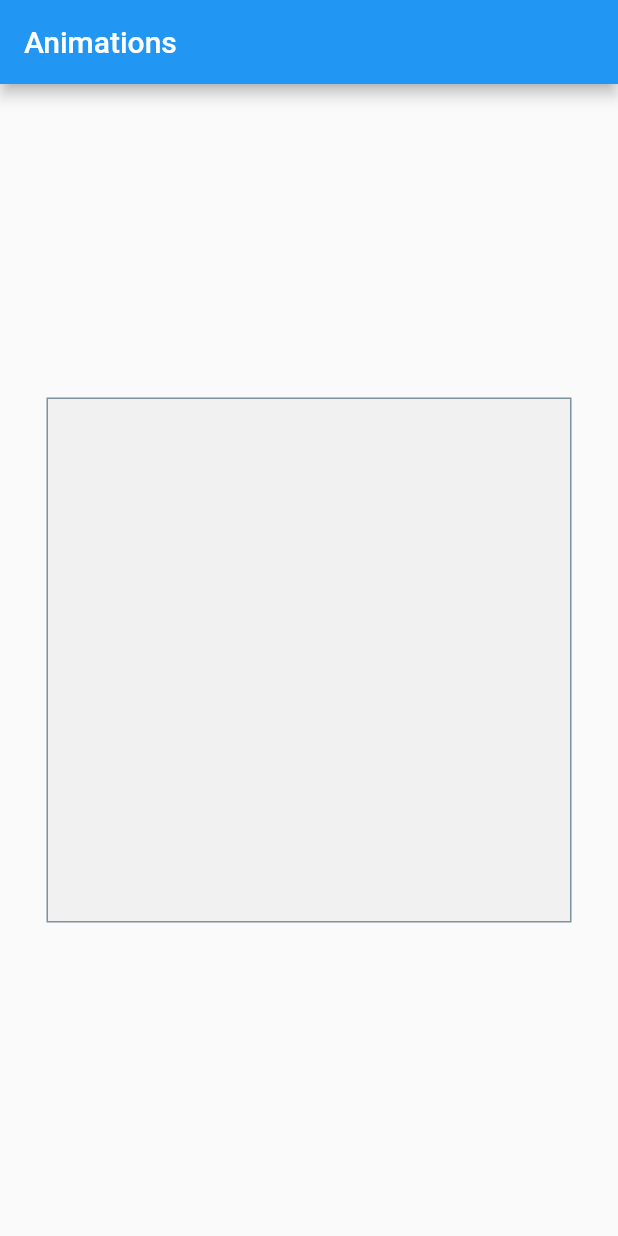
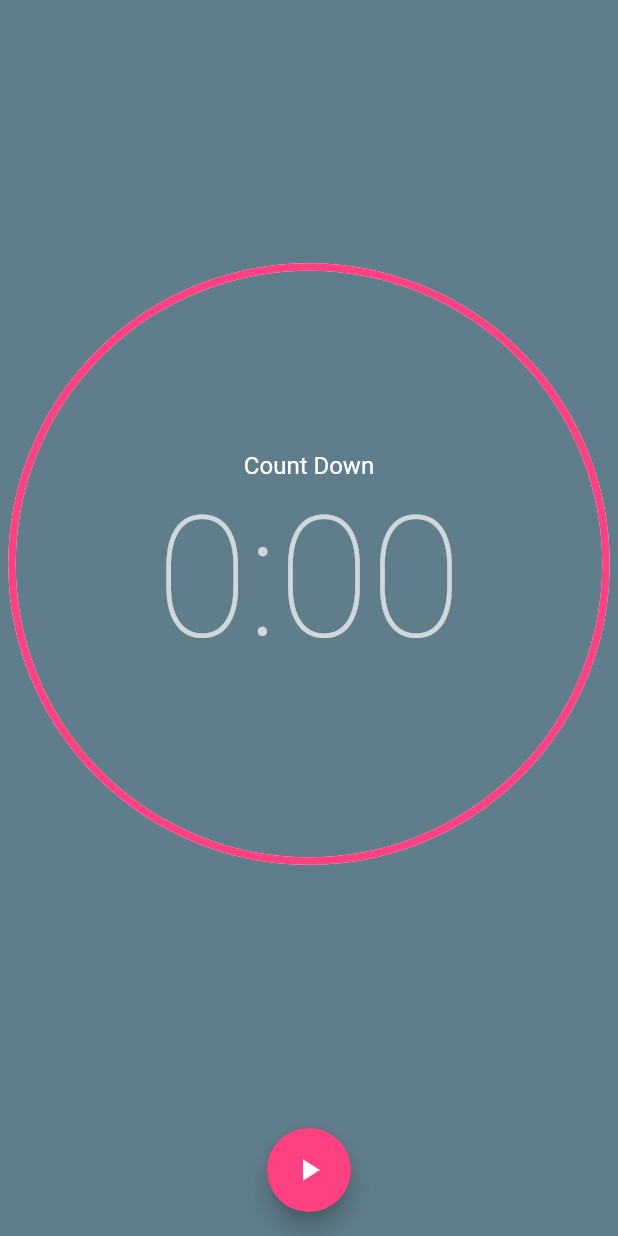
Before and after one commit to itcloudy/chat_app, a Flutter app: the screen it shows after launch, on a phone screen of 412 x 824 dp. Run offline on Flutter 3.47's test engine with Material 2 defaults, Android fonts, the phone set to English and light mode, and no system bars.

Commit message:
Building a Countdown Timer with a Custom Painter and Animations in Dart's Flutter Framework

```diff
--- a/lib/main.dart
+++ b/lib/main.dart
@@ -2,210 +2,163 @@
 // Use of this source code is governed by a MIT style
 // license that can be found in the LICENSE file.
 import 'package:flutter/material.dart';
-import 'dart:async';
-import 'package:flutter/scheduler.dart';
+import 'dart:math' as math;
 
-void main() => runApp(MyApp());
+
+void main() => runApp( MaterialApp(
+  home: MyApp(),
+  theme: ThemeData(
+    canvasColor: Colors.blueGrey,
+    iconTheme: IconThemeData(
+      color: Colors.white,
+    ),
+    accentColor: Colors.pinkAccent,
+    brightness: Brightness.dark,
+  ),
+));
+
 
 class MyApp extends StatefulWidget {
   @override
   _MyAppState createState() => _MyAppState();
 }
 
-class _MyAppState extends State<MyApp> with TickerProviderStateMixin {
-  AnimationController _controller;
+class _MyAppState extends State<MyApp>  with TickerProviderStateMixin{
+  AnimationController controller;
+  String get timerString{
+    Duration duration = controller.duration * controller.value;
+    return '${duration.inMinutes}:${(duration.inSeconds % 60).toString().padLeft(2,'0')}';
+  }
 
   @override
   void initState() {
     super.initState();
-    _controller = AnimationController(
-      duration: Duration(milliseconds: 2000),
-      vsync: this
+    controller = AnimationController(
+      vsync: this,
+      duration: Duration(seconds: 20),
     );
   }
 
   @override
-  void dispose() {
-    _controller?.dispose();
-    super.dispose();
-  }
+  Widget build(BuildContext context) {
+    ThemeData themeData = Theme.of(context);
+    return Scaffold(
+      body: Padding(
+        padding: EdgeInsets.all(8.0),
+        child: Column(
+          children: <Widget>[
+            Expanded(
+              child: Align(
+                alignment: FractionalOffset.center,
+                child: AspectRatio(
+                  aspectRatio: 1.0,
+                  child: Stack(
+                    children: <Widget>[
+                      Positioned.fill(
+                        child: AnimatedBuilder(
+                            animation: controller,
+                            builder: (BuildContext context,Widget child){
+                              return new CustomPaint(
+                                painter: TimerPainter(
+                                  animation: controller,
+                                  backgroundColor: Colors.white,
+                                  color: themeData.indicatorColor,
+                                ),
+                              );
+                            }),
+                      ),
+                      Align(
+                        alignment: FractionalOffset.center,
+                        child: Column(
+                          mainAxisAlignment: MainAxisAlignment.center,
+                          crossAxisAlignment: CrossAxisAlignment.center,
+                          children: <Widget>[
+                            Text(
+                              "Count Down",
+                              style: themeData.textTheme.subhead,
+                            ),
+                            AnimatedBuilder(
+                              animation: controller,
+                              builder: (BuildContext context,Widget child){
+                                return new Text(
+                                  timerString,
+                                  style: themeData.textTheme.display4,
+                                );
+                              },
 
-  Future _startAnimation() async{
-    try{
-      await _controller.forward().orCancel;
-      await _controller.reverse().orCancel;
-    } on TickerCanceled{
-      print("Animation Failed");
-    }
-  }
-
-  @override
-  Widget build(BuildContext context) {
-    timeDilation = 10.0;
-    return MaterialApp(
-      home: Scaffold(
-        appBar: AppBar(
-          title: Text("Animations"),
                             ),
-        body: GestureDetector(
-          onTap: (){
-            _startAnimation();
-          },
-          child: Center(
-            child: Container(
-              width: 350.0,
-              height: 350.0,
-              decoration: BoxDecoration(
-                color: Colors.grey.withOpacity(0.1),
-                border: Border.all(
-                  color: Colors.blueGrey.withOpacity(0.8),
-                )
+                          ],
                         ),
-              child: AnimationBox(
-                controller: _controller,
+                      ),
+                    ],
                   ),
                 ),
               ),
+            ),
+            Container(
+              margin: EdgeInsets.all(8.0),
+              child: Row(
+                mainAxisAlignment: MainAxisAlignment.spaceEvenly,
+                children: <Widget>[
+                  FloatingActionButton(
+                    child: AnimatedBuilder(
+                        animation: controller,
+                        builder: (BuildContext context ,Widget child){
+                          return new Icon(controller.isAnimating ? Icons.pause:Icons.play_arrow);
+                        },
+                    ),
+                    onPressed: (){
+                      if (controller.isAnimating){
+                        controller.stop();
+                      }else{
+                        controller.reverse(
+                          from: controller.value == 0.0 ? 1.0 :controller.value
+                        );
+                      }
+                    },
+                  ),
+                ],
+              ),
+            ),
+          ],
         ),
       ),
     );
   }
 
+}
+
+class TimerPainter extends CustomPainter{
+  final Animation<double> animation;
+  final Color backgroundColor, color;
+
+  TimerPainter({
+    this.animation,
+    this.backgroundColor,
+    this.color,
+  }) :super(repaint:animation);
+
+  @override
+  void paint(Canvas canvas, Size size) {
+    Paint paint = Paint()
+        ..color =backgroundColor
+        ..strokeWidth = 5.0
+        ..strokeCap = StrokeCap.round
+        ..style =PaintingStyle.stroke;
+
+    canvas.drawCircle(size.center(Offset.zero), size.width / 2.0, paint);
+    paint.color = color;
+    double progress = (1.0 - animation.value) * 2 * math.pi;
+    canvas.drawArc(Offset.zero & size, math.pi *1.5 , -progress, false, paint);
 
   }
-class AnimationBox extends StatelessWidget {
-  AnimationBox({Key key,this.controller})
-  :opacity = Tween<double>(
-    begin: 0.0,
-    end: 1.0,
-  ).animate(
-    CurvedAnimation(
-      parent: controller,
-      curve: Interval(
-        0.0,
-        0.1,
-        curve: Curves.fastOutSlowIn,
-      ),
-    ),
-  ),
-  rotate = Tween<double>(
-    begin: 0.0,
-    end: 3.141 * 4,
-  ).animate(
-    CurvedAnimation(
-      parent: controller,
-      curve: Interval(
-        0.1,
-        0.3,
-        curve: Curves.ease,
-      ),
-    ),
-  ),
-  movement = EdgeInsetsTween(
-    begin: EdgeInsets.only(bottom: 10,left: 0.0),
-    end: EdgeInsets.only(bottom: 100.0,left: 75.0),
-  ).animate(
-    CurvedAnimation(
-      parent: controller,
-      curve: Interval(
-        0.3,
-        0.4,
-        curve: Curves.fastOutSlowIn,
-      ),
-    ),
-  ),
-  width = Tween<double>(
-    begin: 50.0,
-    end: 200.0,
-  ).animate(
-    CurvedAnimation(
-      parent: controller,
-      curve: Interval(
-        0.4,
-        0.5,
-        curve: Curves.fastOutSlowIn,
-      ),
-    ),
-  ),
-  height = Tween<double>(
-    begin: 50.0,
-    end: 200.0,
-  ).animate(
-    CurvedAnimation(
-      parent: controller,
-      curve: Interval(
-        0.4,
-        0.5,
-        curve: Curves.fastOutSlowIn,
-      ),
-    ),
-  ),
-  radius = BorderRadiusTween(
-    begin: BorderRadius.circular(0.0),
-    end: BorderRadius.circular(100.0),
-  ).animate(
-    CurvedAnimation(
-      parent:controller,
-      curve: Interval(
-        0.6,
-        0.75,
-        curve: Curves.ease,
-      )
-    ),
-  ),
-  color = ColorTween(
-    begin: Colors.red[200],
-    end: Colors.deepPurple[900],
-  ).animate(
-    CurvedAnimation(
-      parent: controller,
-      curve: Interval(
-        0.0,
-        0.75,
-        curve: Curves.linear,
-      ),
-    ),
-  ),
-  super(key:key);
-
-  final Animation<double> controller;
-  final Animation<double> opacity;
-  final Animation<double> width;
-  final Animation<double> height;
-  final Animation<EdgeInsets> movement;
-  final Animation<BorderRadius> radius;
-  final Animation<Color> color;
-  final Animation<double> rotate;
 
   @override
-  Widget build(BuildContext context) {
-    return AnimatedBuilder(
-      animation: controller,
-      builder: (BuildContext context,Widget child){
-        return Container(
-          padding: movement.value,
-          transform: Matrix4.identity()
-          ..rotateZ(rotate.value),
-          alignment: Alignment.center,
-          child: Opacity(
-            opacity: opacity.value,
-            child: Container(
-              height: height.value,
-              width: width.value,
-              decoration: BoxDecoration(
-                color: color.value,
-                border: Border.all(
-                  color: Colors.cyan,
-                  width: 2.0,
-                ),
-                borderRadius: radius.value,
-              ),
-            ),
-          ),
-
-        );
-      },
-    );
+  bool shouldRepaint(TimerPainter old) {
+    return animation.value != old.animation.value ||
+    color != old.color ||
+    backgroundColor != old.backgroundColor;
   }
 
+
 }
```
Also changed, not shown: 1 other file. Lines whose indentation alone changed are shown as unchanged.
